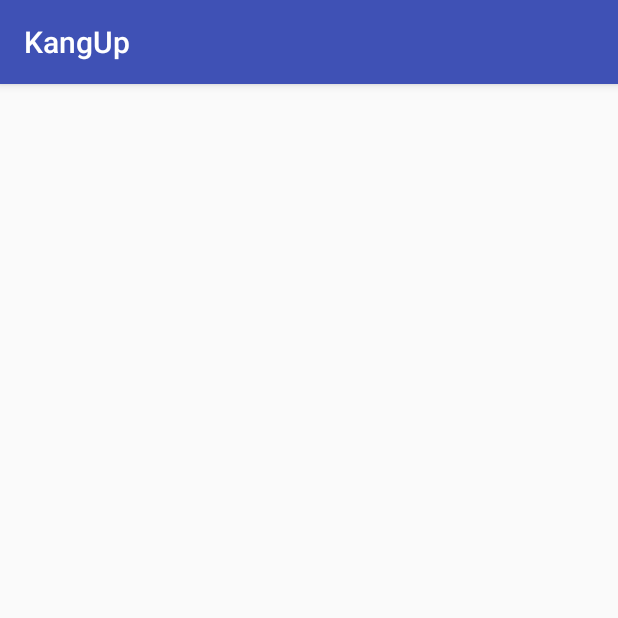
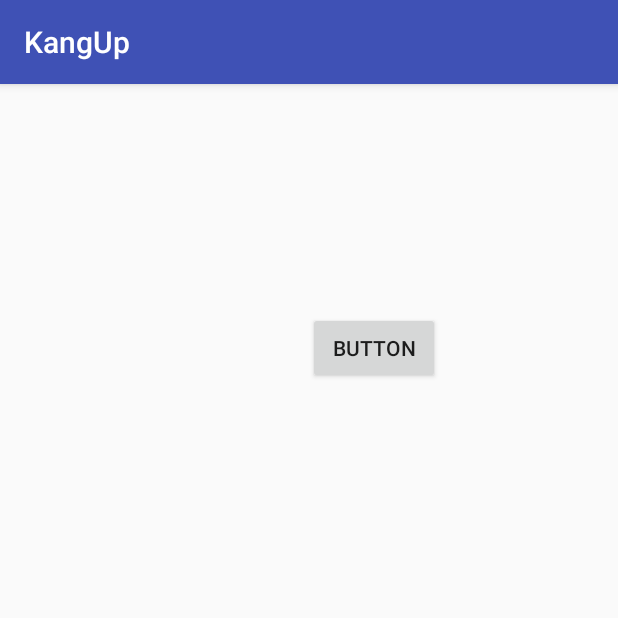
Before and after one commit to anthonymg1994/KangUp, an Android app: the ForgotActivity screen opened directly, with no data from a screen before it, on a phone screen of 412 x 824 dp, the top half of it. Run offline under Robolectric (Android 15) with nearby library versions, the phone set to English and light mode, and no system bars.

Commit message:
Version (Registro,login,forgot password)

```diff
--- a/app/src/main/res/layout/activity_forgot.xml
+++ b/app/src/main/res/layout/activity_forgot.xml
@@ -10,4 +10,15 @@
     android:paddingTop="@dimen/activity_vertical_margin"
     tools:context="com.mx.bridgestudio.kangup.ForgotActivity">
 
+    <Button
+        android:text="Button"
+        android:layout_width="wrap_content"
+        android:layout_height="wrap_content"
+        android:layout_alignParentTop="true"
+        android:layout_alignParentLeft="true"
+        android:layout_alignParentStart="true"
+        android:layout_marginLeft="189dp"
+        android:layout_marginStart="189dp"
+        android:layout_marginTop="136dp"
+        android:id="@+id/button" />
 </RelativeLayout>
--- a/app/src/main/res/values/strings.xml
+++ b/app/src/main/res/values/strings.xml
@@ -20,4 +20,5 @@
         completions."
     </string>
     <string name="title_activity_register">Registro</string>
+    <string name="title_activity_types">types</string>
 </resources>
```
